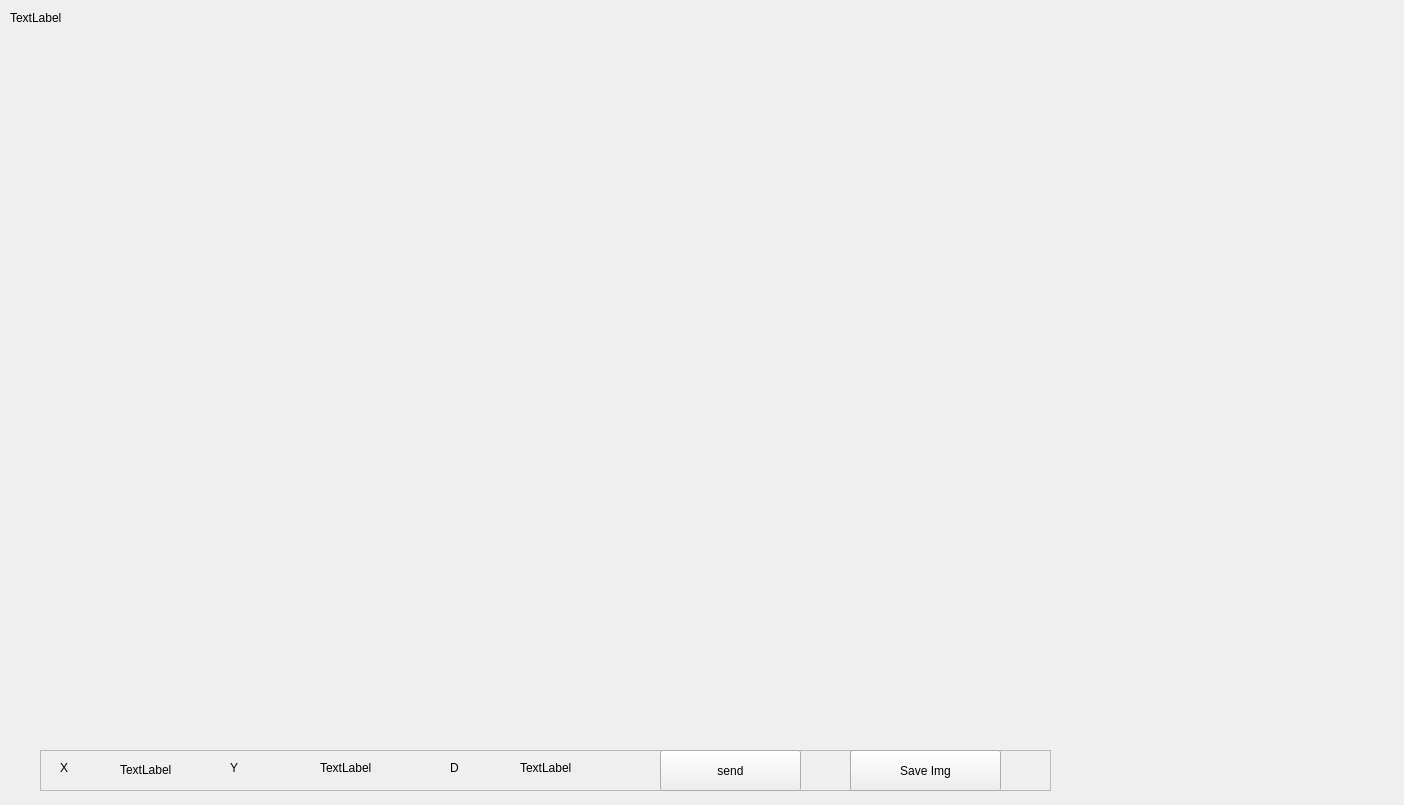
This is dialog.ui in JiaAnTW/robot_arm_110_Robotic-Lab as Qt 5 draws it before an edit. The edited form follows.
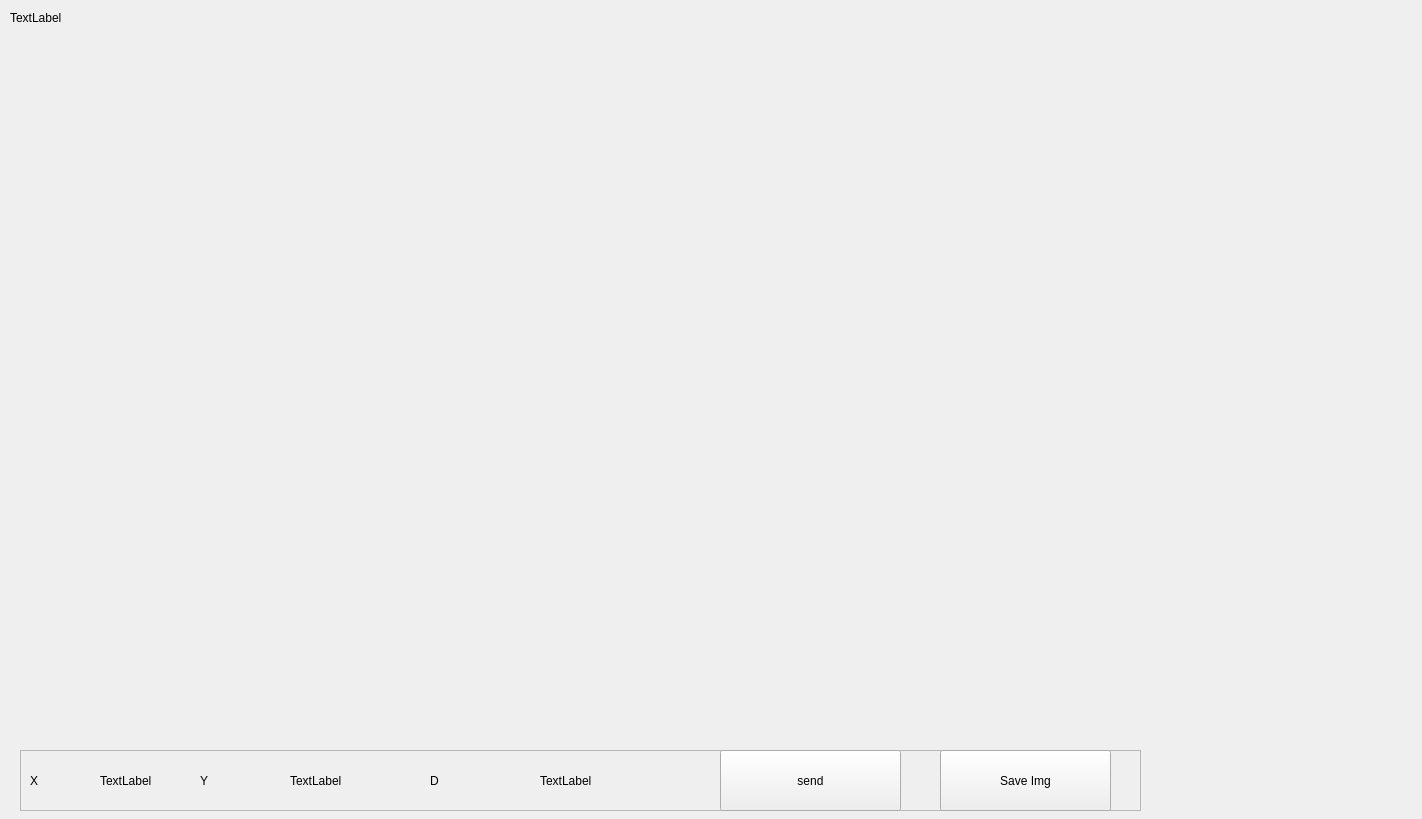
This is the edited form.

```diff
--- a/dialog.ui
+++ b/dialog.ui
@@ -6,8 +6,8 @@
    <rect>
     <x>0</x>
     <y>0</y>
-    <width>1404</width>
-    <height>805</height>
+    <width>1422</width>
+    <height>819</height>
    </rect>
   </property>
   <property name="windowTitle">
@@ -29,10 +29,10 @@
   <widget class="QFrame" name="frame">
    <property name="geometry">
     <rect>
-     <x>40</x>
+     <x>20</x>
      <y>750</y>
-     <width>1011</width>
-     <height>41</height>
+     <width>1121</width>
+     <height>61</height>
     </rect>
    </property>
    <property name="frameShape">
@@ -44,10 +44,10 @@
    <widget class="QLabel" name="label_x">
     <property name="geometry">
      <rect>
-      <x>20</x>
+      <x>10</x>
       <y>10</y>
-      <width>60</width>
-      <height>16</height>
+      <width>71</width>
+      <height>41</height>
      </rect>
     </property>
     <property name="text">
@@ -57,10 +57,10 @@
    <widget class="QLabel" name="label_y">
     <property name="geometry">
      <rect>
-      <x>190</x>
+      <x>180</x>
       <y>10</y>
-      <width>60</width>
-      <height>16</height>
+      <width>71</width>
+      <height>41</height>
      </rect>
     </property>
     <property name="text">
@@ -72,8 +72,8 @@
      <rect>
       <x>80</x>
       <y>10</y>
-      <width>60</width>
-      <height>20</height>
+      <width>91</width>
+      <height>41</height>
      </rect>
     </property>
     <property name="text">
@@ -83,10 +83,10 @@
    <widget class="QLabel" name="label_Y">
     <property name="geometry">
      <rect>
-      <x>280</x>
+      <x>270</x>
       <y>10</y>
-      <width>60</width>
-      <height>16</height>
+      <width>101</width>
+      <height>41</height>
      </rect>
     </property>
     <property name="text">
@@ -96,10 +96,10 @@
    <widget class="QPushButton" name="btn_send">
     <property name="geometry">
      <rect>
-      <x>620</x>
+      <x>700</x>
       <y>0</y>
-      <width>141</width>
-      <height>41</height>
+      <width>181</width>
+      <height>61</height>
      </rect>
     </property>
     <property name="text">
@@ -111,8 +111,8 @@
      <rect>
       <x>410</x>
       <y>10</y>
-      <width>60</width>
-      <height>16</height>
+      <width>101</width>
+      <height>41</height>
      </rect>
     </property>
     <property name="text">
@@ -122,10 +122,10 @@
    <widget class="QLabel" name="label_d">
     <property name="geometry">
      <rect>
-      <x>480</x>
+      <x>520</x>
       <y>10</y>
-      <width>60</width>
-      <height>16</height>
+      <width>121</width>
+      <height>41</height>
      </rect>
     </property>
     <property name="text">
@@ -135,10 +135,10 @@
    <widget class="QPushButton" name="btn_save">
     <property name="geometry">
      <rect>
-      <x>810</x>
+      <x>920</x>
       <y>0</y>
-      <width>151</width>
-      <height>41</height>
+      <width>171</width>
+      <height>61</height>
      </rect>
     </property>
     <property name="text">
```
